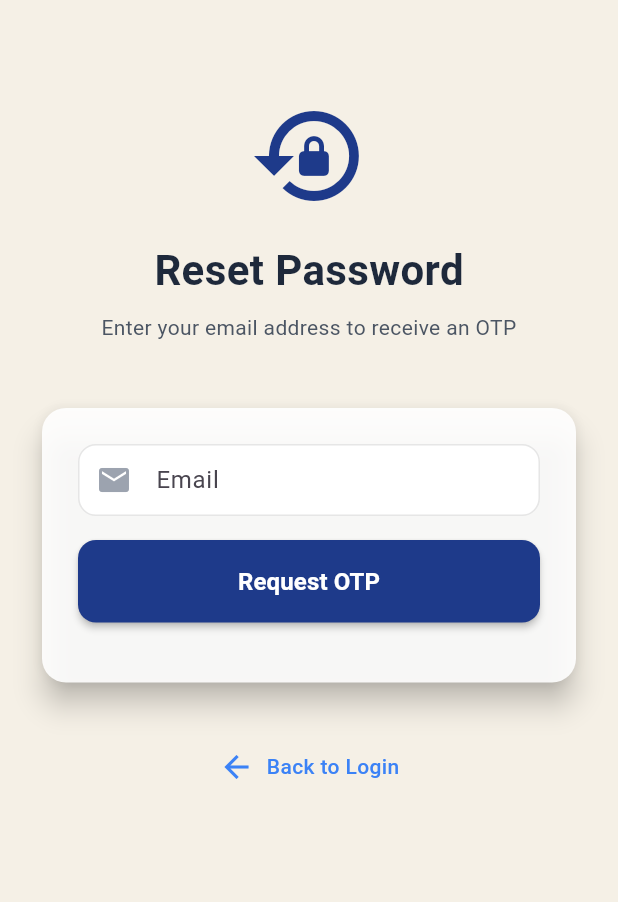
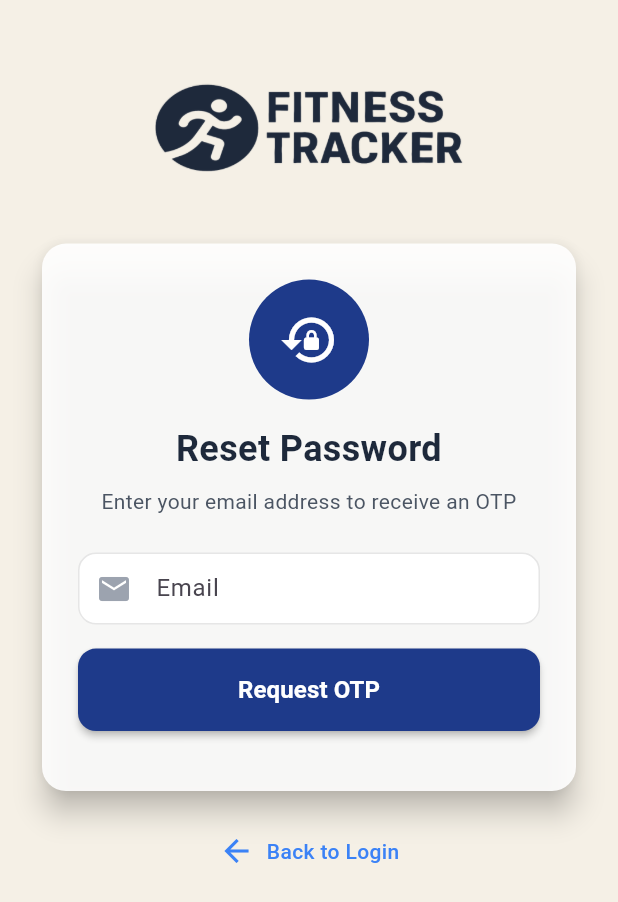
Before and after one commit to Ahmed-Amer01/fitness_tracker_flutter, a Flutter app: the ResetPasswordScreen screen opened by its route, on a phone screen of 412 x 824 dp. Shown: the top 902 px of the screen. Run offline on Flutter 3.47's test engine with Material 3 defaults, Android fonts, the light colour scheme and no system bars; our stand-ins replace fl_chart, fluttertoast, image_picker, shared_preferences; accounts and stored records are empty.

Commit message:
enhance reset passwrod screen

```diff
--- a/lib/screens/reset_password_screen.dart
+++ b/lib/screens/reset_password_screen.dart
@@ -30,7 +30,9 @@
     super.initState();
     // Set auth screens mode (always light)
     WidgetsBinding.instance.addPostFrameCallback((_) {
+      if (mounted) {
         Provider.of<ThemeProvider>(context, listen: false).setAuthScreens(true);
+      }
     });
 
     _animationController = AnimationController(
@@ -113,7 +115,9 @@
         );
 
         await Future.delayed(const Duration(seconds: 2));
+        if (mounted) {
           Navigator.pushReplacementNamed(context, '/login');
+        }
       } else {
         ScaffoldMessenger.of(context).showSnackBar(
           SnackBar(
@@ -127,7 +131,11 @@
 
   @override
   Widget build(BuildContext context) {
+    final screenWidth = MediaQuery.of(context).size.width;
+    final isSmallScreen = screenWidth < 360;
+
     return Scaffold(
+      resizeToAvoidBottomInset: true,
       backgroundColor: AppColors.beige,
       body: Consumer<AuthProvider>(
         builder: (context, authProvider, child) {
@@ -135,51 +143,37 @@
             children: [
               SafeArea(
                 child: SingleChildScrollView(
-                  padding: const EdgeInsets.all(24),
+                  padding: EdgeInsets.all(isSmallScreen ? 16.0 : 24.0),
+                  child: ConstrainedBox(
+                    constraints: BoxConstraints(
+                      minHeight: MediaQuery.of(context).size.height -
+                          MediaQuery.of(context).padding.top -
+                          MediaQuery.of(context).padding.bottom,
+                    ),
+                    child: IntrinsicHeight(
                       child: Column(
                         children: [
-                      const SizedBox(height: 40),
+                          const SizedBox(height: 20),
 
-                      // Header
-                      SlideTransition(
-                        position: _slideAnimation,
-                        child: FadeTransition(
-                          opacity: _fadeAnimation,
-                          child: Column(
-                            children: [
-                              const Icon(
-                                Icons.lock_reset,
-                                size: 80,
-                                color: AppColors.blue900,
+                          // Logo Section
+                          Image.asset(
+                            'assets/images/fitnessLogo.png',
+                            fit: BoxFit.contain,
+                            width: screenWidth * 0.5,
+                            height: screenWidth * 0.2,
+                            color: Theme.of(context).appBarTheme.iconTheme?.color,
+                            errorBuilder: (context, error, stackTrace) {
+                              debugPrint('Error loading fitnessLogo.png: $error\n$stackTrace');
+                              return Icon(
+                                Icons.image_not_supported,
+                                color: Theme.of(context).appBarTheme.iconTheme?.color,
+                                size: screenWidth * 0.1,
+                              );
+                            },
                           ),
-                              const SizedBox(height: 16),
-                              const Text(
-                                'Reset Password',
-                                style: TextStyle(
-                                  fontSize: 28,
-                                  fontWeight: FontWeight.bold,
-                                  color: AppColors.primaryDark,
-                                ),
-                              ),
-                              const SizedBox(height: 8),
-                              Text(
-                                _otpSent
-                                    ? 'Enter the OTP sent to your email and your new password'
-                                    : 'Enter your email address to receive an OTP',
-                                style: const TextStyle(
-                                  fontSize: 14,
-                                  color: AppColors.gray600,
-                                ),
-                                textAlign: TextAlign.center,
-                              ),
-                            ],
-                          ),
-                        ),
-                      ),
+                          SizedBox(height: isSmallScreen ? 24 : 32),
 
-                      const SizedBox(height: 40),
-
-                      // Reset Form
+                          // Reset Form Card
                           SlideTransition(
                             position: _slideAnimation,
                             child: FadeTransition(
@@ -194,9 +188,45 @@
                                   child: Form(
                                     key: _formKey,
                                     child: Column(
-                                  crossAxisAlignment:
-                                      CrossAxisAlignment.stretch,
+                                      crossAxisAlignment: CrossAxisAlignment.stretch,
                                       children: [
+                                        // Icon and Header
+                                        Container(
+                                          width: 80,
+                                          height: 80,
+                                          decoration: const BoxDecoration(
+                                            shape: BoxShape.circle,
+                                            color: AppColors.blue900,
+                                          ),
+                                          child: const Icon(
+                                            Icons.lock_reset,
+                                            size: 40,
+                                            color: Colors.white,
+                                          ),
+                                        ),
+                                        const SizedBox(height: 16),
+                                        const Text(
+                                          'Reset Password',
+                                          style: TextStyle(
+                                            fontSize: 24,
+                                            fontWeight: FontWeight.bold,
+                                            color: AppColors.primaryDark,
+                                          ),
+                                          textAlign: TextAlign.center,
+                                        ),
+                                        const SizedBox(height: 8),
+                                        Text(
+                                          _otpSent
+                                              ? 'Enter the OTP sent to your email and your new password'
+                                              : 'Enter your email address to receive an OTP',
+                                          style: const TextStyle(
+                                            fontSize: 14,
+                                            color: AppColors.gray600,
+                                          ),
+                                          textAlign: TextAlign.center,
+                                        ),
+                                        const SizedBox(height: 24),
+
                                         // Email
                                         TextFormField(
                                           controller: _emailController,
@@ -204,37 +234,30 @@
                                           enabled: !_otpSent,
                                           decoration: const InputDecoration(
                                             labelText: 'Email',
-                                        prefixIcon: Icon(Icons.email,
-                                            color: AppColors.gray400),
+                                            prefixIcon: Icon(Icons.email, color: AppColors.gray400),
                                           ),
                                           validator: (value) {
                                             if (value == null || value.isEmpty) {
                                               return 'Email is required';
                                             }
-                                        if (!RegExp(
-                                                r'^[\w-\.]+@([\w-]+\.)+[\w-]{2,4}$')
+                                            if (!RegExp(r'^[\w-\.]+@([\w-]+\.)+[\w-]{2,4}$')
                                                 .hasMatch(value)) {
                                               return 'Invalid email format';
                                             }
                                             return null;
                                           },
                                         ),
-
                                         const SizedBox(height: 16),
 
                                         // Request OTP Button (only show if OTP not sent)
                                         if (!_otpSent) ...[
                                           ElevatedButton(
-                                        onPressed: authProvider.isLoading
-                                            ? null
-                                            : _requestOtp,
+                                            onPressed: authProvider.isLoading ? null : _requestOtp,
                                             style: ElevatedButton.styleFrom(
                                               backgroundColor: AppColors.blue900,
-                                          padding: const EdgeInsets.symmetric(
-                                              vertical: 16),
+                                              padding: const EdgeInsets.symmetric(vertical: 16),
                                               shape: RoundedRectangleBorder(
-                                            borderRadius:
-                                                BorderRadius.circular(12),
+                                                borderRadius: BorderRadius.circular(12),
                                               ),
                                             ),
                                             child: const Text(
@@ -256,8 +279,7 @@
                                             keyboardType: TextInputType.number,
                                             decoration: const InputDecoration(
                                               labelText: 'OTP',
-                                          prefixIcon: Icon(Icons.security,
-                                              color: AppColors.gray400),
+                                              prefixIcon: Icon(Icons.security, color: AppColors.gray400),
                                             ),
                                             validator: (value) {
                                               if (value == null || value.isEmpty) {
@@ -274,8 +296,7 @@
                                             obscureText: true,
                                             decoration: const InputDecoration(
                                               labelText: 'New Password',
-                                          prefixIcon: Icon(Icons.lock,
-                                              color: AppColors.gray400),
+                                              prefixIcon: Icon(Icons.lock, color: AppColors.gray400),
                                             ),
                                             validator: (value) {
                                               if (value == null || value.isEmpty) {
@@ -291,16 +312,12 @@
 
                                           // Reset Password Button
                                           ElevatedButton(
-                                        onPressed: authProvider.isLoading
-                                            ? null
-                                            : _resetPassword,
+                                            onPressed: authProvider.isLoading ? null : _resetPassword,
                                             style: ElevatedButton.styleFrom(
                                               backgroundColor: AppColors.blue900,
-                                          padding: const EdgeInsets.symmetric(
-                                              vertical: 16),
+                                              padding: const EdgeInsets.symmetric(vertical: 16),
                                               shape: RoundedRectangleBorder(
-                                            borderRadius:
-                                                BorderRadius.circular(12),
+                                                borderRadius: BorderRadius.circular(12),
                                               ),
                                             ),
                                             child: const Text(
@@ -329,8 +346,7 @@
                                                 style: TextStyle(
                                                   color: AppColors.skyBrand,
                                                   fontWeight: FontWeight.w500,
-                                              decoration:
-                                                  TextDecoration.underline,
+                                                  decoration: TextDecoration.underline,
                                                 ),
                                               ),
                                             ),
@@ -344,18 +360,18 @@
                             ),
                           ),
 
-                      const SizedBox(height: 40),
+                          const SizedBox(height: 24),
 
                           // Back to Login
                           GestureDetector(
                             onTap: () {
                               Navigator.pushReplacementNamed(context, '/login');
                             },
-                        child: const Row(
+                            child: Row(
                               mainAxisAlignment: MainAxisAlignment.center,
                               children: [
                                 Icon(Icons.arrow_back, color: AppColors.skyBrand),
-                            SizedBox(width: 8),
+                                const SizedBox(width: 8),
                                 Text(
                                   'Back to Login',
                                   style: TextStyle(
@@ -370,6 +386,8 @@
                       ),
                     ),
                   ),
+                ),
+              ),
 
               // Loading Overlay
               if (authProvider.isLoading)
```
Lines whose indentation alone changed are shown as unchanged.
